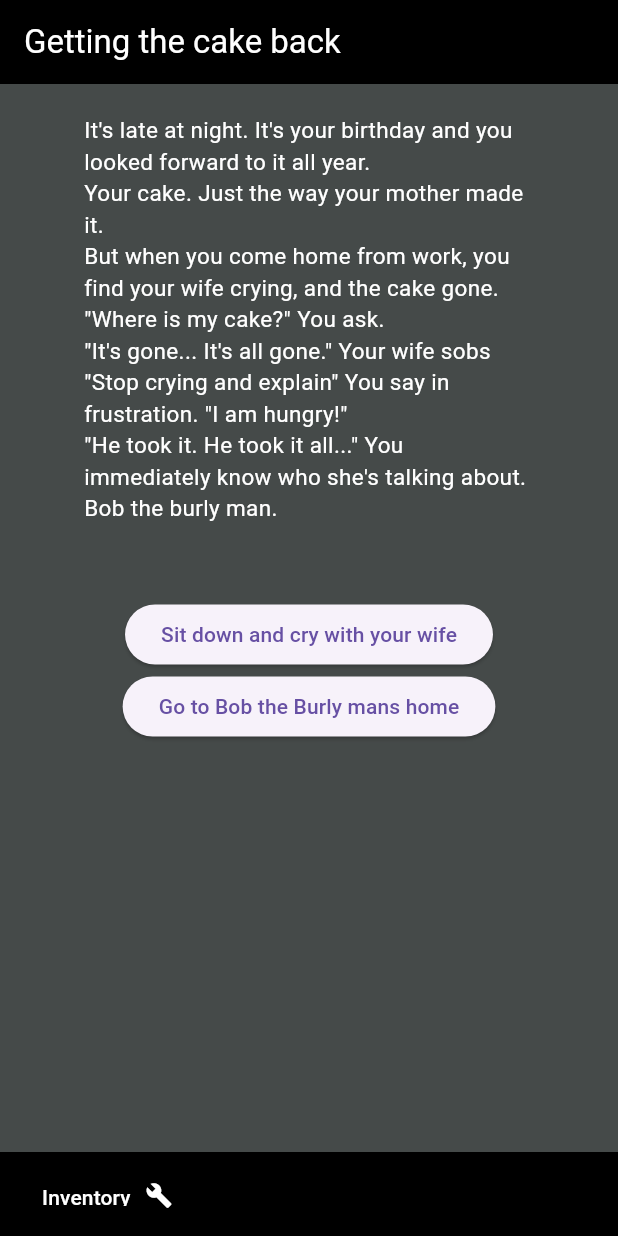
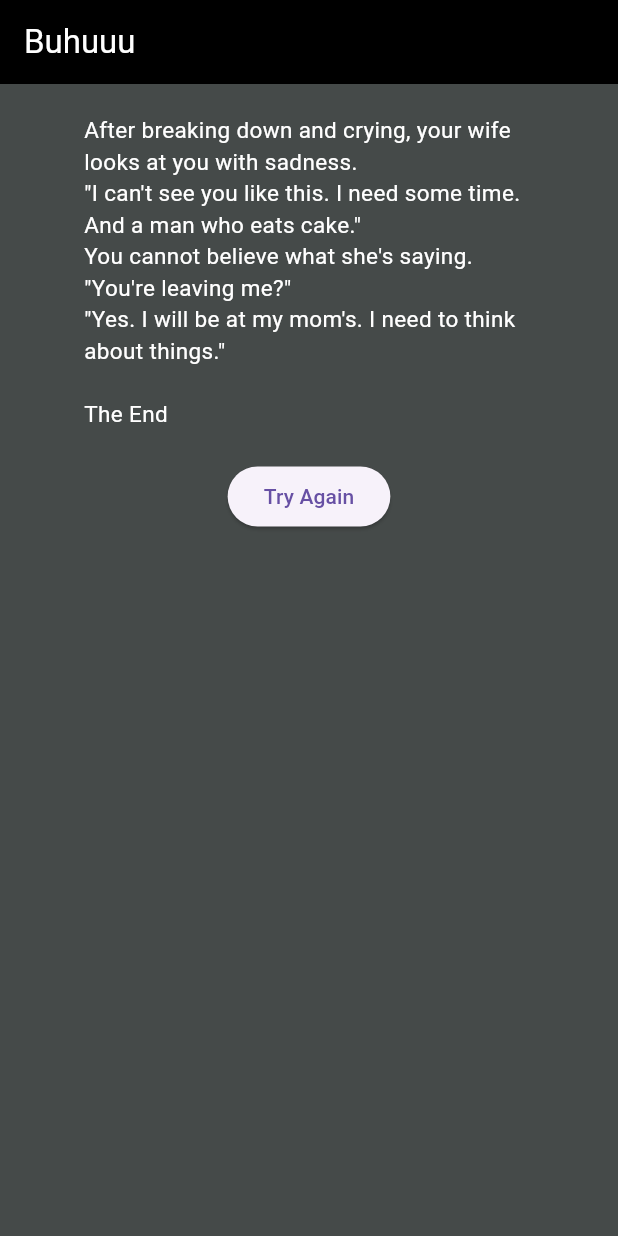
Before and after one commit to Some0ne3lse/final_assignment_on_flutter_first_semester, a Flutter app: the Introduction screen opened by its route, after a tap on "Sit down and cry with your wife", on a phone screen of 412 x 824 dp. Run offline on Flutter 3.47's test engine with Material 3 defaults, Android fonts, the light colour scheme and no system bars.

Commit message:
First bad ending added

```diff
--- a/lib/routes/routes.dart
+++ b/lib/routes/routes.dart
@@ -1,4 +1,5 @@
 import 'package:final_assignment_on_flutter/screens/arrival.dart';
+import 'package:final_assignment_on_flutter/screens/bad_endings/cry_ending.dart';
 import 'package:final_assignment_on_flutter/screens/introduction.dart';
 import 'package:final_assignment_on_flutter/screens/start_screen.dart';
 import 'package:flutter/material.dart';
@@ -7,6 +8,7 @@ class RouteManager {
   static const String startScreen = '/';
   static const String introduction = '/introduction';
   static const String arrival = '/arrival';
+  static const String cryEnding = '/cryEnding';
 
   static Route<dynamic> generateRoute(RouteSettings settings) {
     switch (settings.name) {
@@ -22,6 +24,10 @@ class RouteManager {
         return MaterialPageRoute(
           builder: (context) => const Arrival(),
         );
+      case cryEnding:
+        return MaterialPageRoute(
+          builder: (context) => const CryEnding(),
+        );
       default:
         throw const FormatException('Route not found!');
     }
--- a/lib/screens/arrival.dart
+++ b/lib/screens/arrival.dart
@@ -1,14 +1,9 @@
 import 'package:final_assignment_on_flutter/text_files/arrival.dart';
 import 'package:flutter/material.dart';
 
-class Arrival extends StatefulWidget {
+class Arrival extends StatelessWidget {
   const Arrival({super.key});
 
-  @override
-  State<Arrival> createState() => _ArrivalState();
-}
-
-class _ArrivalState extends State<Arrival> {
   @override
   Widget build(BuildContext context) {
     return Scaffold(
--- a/lib/screens/bad_endings/cry_ending.dart
+++ b/lib/screens/bad_endings/cry_ending.dart
@@ -0,0 +1,48 @@
+import 'package:final_assignment_on_flutter/routes/routes.dart';
+import 'package:final_assignment_on_flutter/text_files/endings/bad_endings.dart';
+import 'package:flutter/material.dart';
+
+class CryEnding extends StatelessWidget {
+  const CryEnding({super.key});
+
+  @override
+  Widget build(BuildContext context) {
+    return Scaffold(
+      backgroundColor: const Color.fromARGB(255, 69, 74, 73),
+      appBar: AppBar(
+        automaticallyImplyLeading: false,
+        backgroundColor: Colors.black,
+        title: const Text('Buhuuu', style: TextStyle(color: Colors.white)),
+      ),
+      body: Column(
+        children: [
+          const SizedBox(
+            height: 20,
+          ),
+          Center(
+            child: Column(
+              children: [
+                SizedBox(
+                  width: 300,
+                  child: Text(
+                    cryBaby(),
+                    style: const TextStyle(
+                      color: Colors.white,
+                      fontSize: 15,
+                    ),
+                  ),
+                ),
+                ElevatedButton(
+                  onPressed: () {
+                    Navigator.of(context).pushNamed(RouteManager.startScreen);
+                  },
+                  child: const Text('Try Again'),
+                ),
+              ],
+            ),
+          )
+        ],
+      ),
+    );
+  }
+}
--- a/lib/screens/introduction.dart
+++ b/lib/screens/introduction.dart
@@ -2,14 +2,9 @@ import 'package:final_assignment_on_flutter/routes/routes.dart';
 import 'package:final_assignment_on_flutter/text_files/introduction.dart';
 import 'package:flutter/material.dart';
 
-class Introduction extends StatefulWidget {
+class Introduction extends StatelessWidget {
   const Introduction({super.key});
 
-  @override
-  State<Introduction> createState() => _IntroductionState();
-}
-
-class _IntroductionState extends State<Introduction> {
   @override
   Widget build(BuildContext context) {
     return Scaffold(
@@ -42,7 +37,9 @@ class _IntroductionState extends State<Introduction> {
                   height: 50,
                 ),
                 ElevatedButton(
-                  onPressed: () {},
+                  onPressed: () {
+                    Navigator.of(context).pushNamed(RouteManager.cryEnding);
+                  },
                   child: const Text('Sit down and cry with your wife'),
                 ),
                 ElevatedButton(
--- a/lib/screens/start_screen.dart
+++ b/lib/screens/start_screen.dart
@@ -1,14 +1,9 @@
 import 'package:final_assignment_on_flutter/routes/routes.dart';
 import 'package:flutter/material.dart';
 
-class StartScreen extends StatefulWidget {
+class StartScreen extends StatelessWidget {
   const StartScreen({super.key});
 
-  @override
-  State<StartScreen> createState() => _StartScreenState();
-}
-
-class _StartScreenState extends State<StartScreen> {
   @override
   Widget build(BuildContext context) {
     return Scaffold(
--- /dev/null
+++ b/lib/text_files/endings/bad_endings.dart
@@ -0,0 +1,11 @@
+String cryBaby() {
+  return ('''
+After breaking down and crying, your wife looks at you with sadness.
+"I can't see you like this. I need some time. And a man who eats cake."
+You cannot believe what she's saying.
+"You're leaving me?"
+"Yes. I will be at my mom's. I need to think about things."
+
+The End
+''');
+}
```
Also changed, not shown: lib/functions/one_button.dart (deleted).
